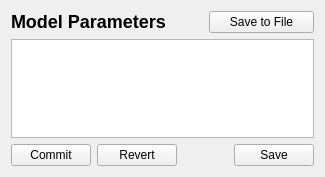
This is copasi/UI/CQParameterOverviewWidget.ui in copasi/COPASI as Qt 5 draws it before an edit. The edited form follows.
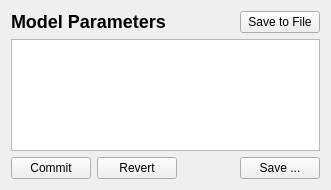
This is the edited form. Custom widgets are drawn as their Qt base class.

Commit message: Implementation of multiple parameter sets is nearly complete. The only thing missing is to resolve conflicts.

The edit to the form file:
```diff
--- a/copasi/UI/CQParameterOverviewWidget.ui
+++ b/copasi/UI/CQParameterOverviewWidget.ui
@@ -12,16 +12,31 @@
    <rect>
     <x>0</x>
     <y>0</y>
-    <width>325</width>
-    <height>177</height>
+    <width>331</width>
+    <height>190</height>
    </rect>
   </property>
   <property name="caption" stdset="0">
    <string>Model Parameter Set</string>
   </property>
-  <layout class="QGridLayout" name="gridLayout">
-   <item row="0" column="0" colspan="3">
-    <widget class="QLabel" name="mpLblResult">
+  <layout class="QVBoxLayout" name="verticalLayout_2">
+   <item>
+    <widget class="QWidget" name="mpHeaderWidget" native="true">
+     <property name="sizePolicy">
+      <sizepolicy hsizetype="Preferred" vsizetype="Preferred">
+       <horstretch>0</horstretch>
+       <verstretch>0</verstretch>
+      </sizepolicy>
+     </property>
+     <layout class="QHBoxLayout" name="horizontalLayout_3">
+      <property name="spacing">
+       <number>-1</number>
+      </property>
+      <property name="margin">
+       <number>0</number>
+      </property>
+      <item>
+       <widget class="QLabel" name="mpLblHeader">
      <property name="sizePolicy">
       <sizepolicy hsizetype="MinimumExpanding" vsizetype="Preferred">
        <horstretch>0</horstretch>
@@ -40,14 +55,17 @@
      </property>
     </widget>
    </item>
-   <item row="0" column="3" colspan="2">
+      <item>
     <widget class="QPushButton" name="mpBtnSaveToFile">
      <property name="text">
       <string>Save to File</string>
      </property>
     </widget>
    </item>
-   <item row="1" column="0" colspan="5">
+     </layout>
+    </widget>
+   </item>
+   <item>
     <widget class="QTreeView" name="mpTreeView">
      <property name="editTriggers">
       <set>QAbstractItemView::AllEditTriggers</set>
@@ -60,38 +78,53 @@
      </property>
     </widget>
    </item>
-   <item row="2" column="0">
+   <item>
+    <widget class="QWidget" name="mpBtnWidget" native="true">
+     <property name="sizePolicy">
+      <sizepolicy hsizetype="Preferred" vsizetype="Maximum">
+       <horstretch>0</horstretch>
+       <verstretch>0</verstretch>
+      </sizepolicy>
+     </property>
+     <layout class="QHBoxLayout" name="horizontalLayout_2">
+      <property name="margin">
+       <number>0</number>
+      </property>
+      <item>
     <widget class="QPushButton" name="mpBtnCommit">
      <property name="text">
       <string>Commit</string>
      </property>
     </widget>
    </item>
-   <item row="2" column="1">
+      <item>
     <widget class="QPushButton" name="mpBtnRevert">
      <property name="text">
       <string>Revert</string>
      </property>
     </widget>
    </item>
-   <item row="2" column="2" colspan="2">
+      <item>
     <spacer name="mpBtnSpacer">
      <property name="orientation">
       <enum>Qt::Horizontal</enum>
      </property>
      <property name="sizeHint" stdset="0">
       <size>
-       <width>47</width>
-       <height>20</height>
+          <width>18</width>
+          <height>10</height>
       </size>
      </property>
     </spacer>
    </item>
-   <item row="2" column="4">
-    <widget class="QPushButton" name="mpBtnSaveParameterSet">
+      <item>
+       <widget class="QPushButton" name="mpBtnSaveAs">
      <property name="text">
-      <string>Save</string>
-     </property>
+         <string>Save ...</string>
+        </property>
+       </widget>
+      </item>
+     </layout>
     </widget>
    </item>
   </layout>
```
Left out of the diff: 16 changed lines with no effect on the pictures. Lines whose indentation alone changed are shown as unchanged. The commit also changes 64 other files.
